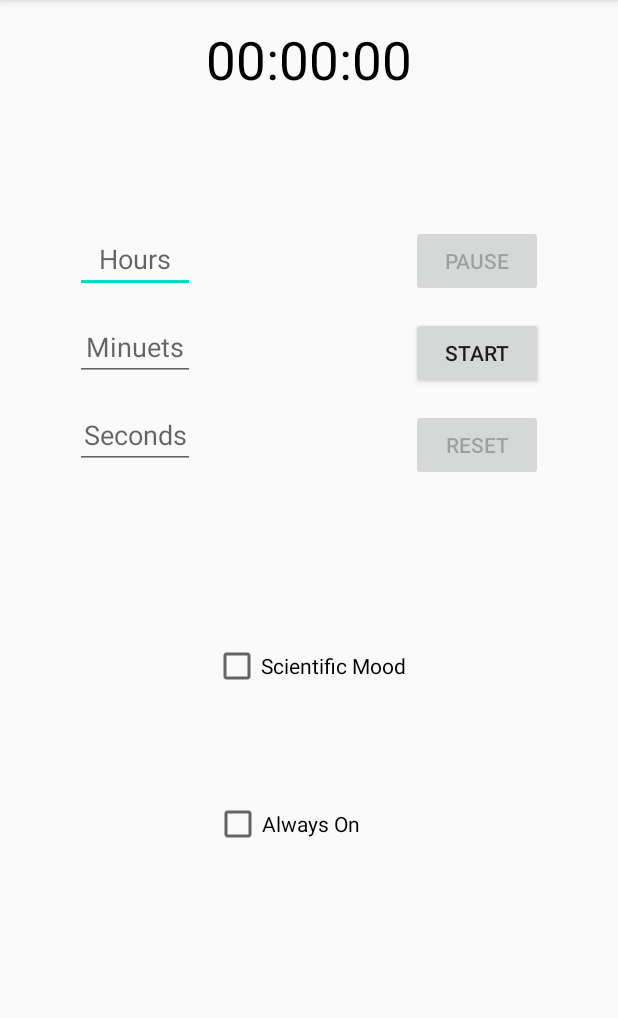
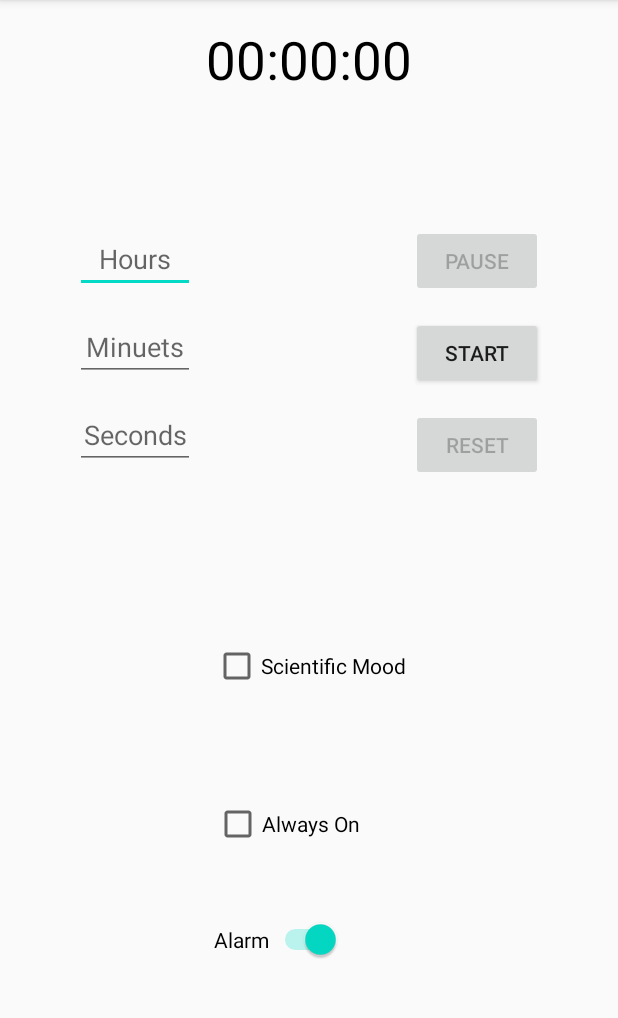
Before and after one commit to AbdelrahmanHamoda/Timer, an Android app: the screen it shows after launch (MainActivity), on a phone screen of 412 x 824 dp, the part 84-1102 px from its top. Run offline under Robolectric (Android 15) with nearby library versions, the phone set to English and light mode, and no system bars.

Commit message:
adding alarm

```diff
--- a/app/src/main/java/com/example/timer/MainActivity.java
+++ b/app/src/main/java/com/example/timer/MainActivity.java
@@ -2,28 +2,34 @@ package com.example.timer;
 
 import androidx.appcompat.app.AppCompatActivity;
 
+import android.content.Context;
 import android.content.SharedPreferences;
+import android.media.MediaPlayer;
 import android.os.Bundle;
 import android.os.CountDownTimer;
 import android.util.Log;
+import android.view.MotionEvent;
 import android.view.View;
 import android.view.WindowManager;
+import android.view.inputmethod.InputMethodManager;
 import android.widget.Button;
 import android.widget.CheckBox;
 import android.widget.EditText;
+import android.widget.Switch;
 import android.widget.TextView;
 import android.widget.Toast;
 
 import java.util.Locale;
 
 public class MainActivity extends AppCompatActivity {
-    private long remainingTime=0;
+    private long remainingTime = 0;
     private long endTime;
     private CountDownTimer cdTimer;
     private boolean state;
-    private boolean trigger=true;
+    private boolean trigger = true;
     private CountDownTimer warning_timer;
     private int frag;
+    private MediaPlayer alarm ;
 
     private Button start;
     private Button pause;
@@ -35,12 +41,14 @@ public class MainActivity extends AppCompatActivity {
     private EditText seconds;
     private CheckBox alwaysOn;
     private CheckBox high_perception;
+    private Switch alarm_trig;
 
     @Override
     protected void onCreate(Bundle savedInstanceState) {
         super.onCreate(savedInstanceState);
         setContentView(R.layout.activity_main);
         setupUI();
+        alarm = MediaPlayer.create(this,R.raw.analog_watch_alarm_daniel_simion);
         start.setOnClickListener(new View.OnClickListener() {
             @Override
             public void onClick(View v) {
@@ -62,13 +70,13 @@ public class MainActivity extends AppCompatActivity {
         alwaysOn.setOnClickListener(new View.OnClickListener() {
             @Override
             public void onClick(View v) {
-                if(alwaysOn.isChecked()){
+                if (alwaysOn.isChecked()) {
                     // preventing screen from going off
-                    Toast.makeText(getApplicationContext(),"toggled to always on mode",Toast.LENGTH_SHORT).show();
+                    Toast.makeText(getApplicationContext(), "toggled to always on mode", Toast.LENGTH_SHORT).show();
                     getWindow().addFlags(WindowManager.LayoutParams.FLAG_KEEP_SCREEN_ON);
-                }else{
+                } else {
                     // turning screen back to its normal mode
-                    Toast.makeText(getApplicationContext(),"toggled to normal mode",Toast.LENGTH_SHORT).show();
+                    Toast.makeText(getApplicationContext(), "toggled to normal mode", Toast.LENGTH_SHORT).show();
                     getWindow().clearFlags(WindowManager.LayoutParams.FLAG_KEEP_SCREEN_ON);
                 }
             }
@@ -76,13 +84,24 @@ public class MainActivity extends AppCompatActivity {
         high_perception.setOnClickListener(new View.OnClickListener() {
             @Override
             public void onClick(View v) {
-                if(high_perception.isChecked()){
+                if (high_perception.isChecked()) {
                     fragments.setVisibility(View.VISIBLE);
-                }else{
+                } else {
                     fragments.setVisibility(View.INVISIBLE);
                 }
             }
         });
+    }
+
+    @Override
+    public boolean onTouchEvent(MotionEvent event) {
+        // method to handle any touches on main layout
+        closeKeyBoard();
+        if(alarm.isPlaying()){
+            alarm.pause();
+            alarm.seekTo(0);
+        }
+        return super.onTouchEvent(event);
 
     }
 
@@ -90,18 +109,18 @@ public class MainActivity extends AppCompatActivity {
     public void onStop() {
         super.onStop();
         // bunch of code to save data of running timer even if app is closed
-        SharedPreferences pref = getSharedPreferences("prefs",MODE_PRIVATE);
+        SharedPreferences pref = getSharedPreferences("prefs", MODE_PRIVATE);
         SharedPreferences.Editor editor = pref.edit();
-        editor.putLong("rem",remainingTime);
-        editor.putInt("frag",frag);
-        editor.putLong("end",endTime);
-        editor.putBoolean("state",state);
-        editor.putBoolean("trig",trigger);
+        editor.putLong("rem", remainingTime);
+        editor.putInt("frag", frag);
+        editor.putLong("end", endTime);
+        editor.putBoolean("state", state);
+        editor.putBoolean("trig", trigger);
         editor.apply();
 
-        if(cdTimer!=null){
+        if (cdTimer != null) {
             cdTimer.cancel();
-            cdTimer=null;
+            cdTimer = null;
         }
     }
 
@@ -110,22 +129,22 @@ public class MainActivity extends AppCompatActivity {
         super.onStart();
         // retrieving saved data
         SharedPreferences pref = getSharedPreferences("prefs", MODE_PRIVATE);
-        remainingTime = pref.getLong("rem",0);
-        frag = pref.getInt("frag",0);
-        endTime = pref.getLong("end",0);
-        state = pref.getBoolean("state",false);
-        trigger=pref.getBoolean("trig",true);
+        remainingTime = pref.getLong("rem", 0);
+        frag = pref.getInt("frag", 0);
+        endTime = pref.getLong("end", 0);
+        state = pref.getBoolean("state", false);
+        trigger = pref.getBoolean("trig", true);
         /*Log.v("state", String.valueOf(state));
         Log.v("remaining from on start",String.valueOf(remainingTime));*/
 
-        if(state){
+        if (state) {
             // test if timer is able to continue in background or not
             remainingTime = endTime - System.currentTimeMillis();
-            if(remainingTime<0){
-                trigger=true;
-                state=false;
+            if (remainingTime < 0) {
+                trigger = true;
+                state = false;
                 remainingTime = 0;
-                frag=0;
+                frag = 0;
                 displayTimer(frag);
                 start.setText(R.string.start);
                 start.setEnabled(true);
@@ -140,47 +159,47 @@ public class MainActivity extends AppCompatActivity {
                 hours.setText("");
                 minuets.setText("");
                 seconds.setText("");
-                if(cdTimer!=null){
+                if (cdTimer != null) {
                     cdTimer.cancel();
-                    cdTimer=null;
+                    cdTimer = null;
                 }
-                if(warning_timer!=null){
+                if (warning_timer != null) {
                     warning_timer.cancel();
                 }
-            }else {
-                warning_start(12000-remainingTime);
+            } else {
+                warning_start(12000 - remainingTime);
                 start_timer();
             }
-        }else{
+        } else {
             displayTimer(frag);
-            trigger=true;
-            if(warning_timer!=null){
+            trigger = true;
+            if (warning_timer != null) {
                 warning_timer.cancel();
             }
-            if(!timer.getText().toString().equals("00:00:00")){
+            if (!timer.getText().toString().equals("00:00:00")) {
                 start.setText(R.string.resume);
                 reset.setEnabled(true);
                 hours.setEnabled(false);
                 minuets.setEnabled(false);
                 seconds.setEnabled(false);
-            }else{
+            } else {
                 start.setText(R.string.start);
             }
         }
     }
 
-    public void start_timer(){
+    public void start_timer() {
         //Log.v("start", String.valueOf(remainingTime));
-        if(remainingTime==0){ // it didn't come from another timer
+        if (remainingTime == 0) { // it didn't come from another timer
             remainingTime = translateToMilli(); // getting input from user and storing it in remainingTime
             //Log.v("user input","taking user input");
         }
         // testing user input
-        if(remainingTime<1000){
-            Toast.makeText(this,"at least one field mustn't be empty",Toast.LENGTH_SHORT).show();
+        if (remainingTime < 1000) {
+            Toast.makeText(this, "at least one field mustn't be empty", Toast.LENGTH_SHORT).show();
             //Log.v("remaining", String.valueOf(remainingTime));
-        }else{
-            state=true;
+        } else {
+            state = true;
             pause.setEnabled(true);
             start.setEnabled(false);
             start.setText(R.string.resume);
@@ -193,15 +212,15 @@ public class MainActivity extends AppCompatActivity {
             seconds.setText("");
             endTime = System.currentTimeMillis() + remainingTime; // detecting value of end time according to the system
             // initializing timer
-            cdTimer = new CountDownTimer(remainingTime,1) {
+            cdTimer = new CountDownTimer(remainingTime, 1) {
                 @Override
                 public void onTick(long millisUntilFinished) {
                     remainingTime = millisUntilFinished;
-                    frag = (int) (remainingTime/10);
-                    frag=getFrag(frag);
-                    if(remainingTime<=11000){
-                        if(trigger){
-                            trigger=false;
+                    frag = (int) (remainingTime / 10);
+                    frag = getFrag(frag);
+                    if (remainingTime <= 11000) {
+                        if (trigger) {
+                            trigger = false;
                             warning_start(0);
                         }
                     }
@@ -214,12 +233,14 @@ public class MainActivity extends AppCompatActivity {
 
                 @Override
                 public void onFinish() {
-                    trigger=true;
-                    state=false;
-                    remainingTime=0;
-                    frag=0;
-                    /*fragments.setTextColor(getResources().getColor(R.color.black));
-                    timer.setTextColor(getResources().getColor(R.color.black));*/
+                    if(alarm_trig.isChecked()){
+                        Toast.makeText(getApplicationContext(),"touch anywhere to stop the alarm",Toast.LENGTH_LONG).show();
+                        alarm.start();
+                    }
+                    trigger = true;
+                    state = false;
+                    remainingTime = 0;
+                    frag = 0;
                     pause.setEnabled(false);
                     start.setEnabled(true);
                     start.setText(R.string.start);
@@ -227,38 +248,37 @@ public class MainActivity extends AppCompatActivity {
                     hours.setEnabled(true);
                     minuets.setEnabled(true);
                     seconds.setEnabled(true);
-                    //warning_timer.cancel();
                 }
             }.start();
         }
     }
 
-    public void pause(){
-        state=false;
+    public void pause() {
+        state = false;
         cdTimer.cancel();
-        cdTimer=null;
-        if(warning_timer!=null){
+        cdTimer = null;
+        if (warning_timer != null) {
             warning_timer.cancel();
-            trigger=true;
+            trigger = true;
         }
         pause.setEnabled(false);
         start.setEnabled(true);
         reset.setEnabled(true);
     }
 
-    public void reset(){
-        if(cdTimer!=null){
+    public void reset() {
+        if (cdTimer != null) {
             cdTimer.cancel();
-            cdTimer=null;
+            cdTimer = null;
         }
         fragments.setTextColor(getResources().getColor(R.color.black));
         timer.setTextColor(getResources().getColor(R.color.black));
         timer.setText("00:00:00");
         fragments.setText("00");
         state = false;
-        trigger=true;
+        trigger = true;
         remainingTime = 0;
-        frag=0;
+        frag = 0;
         reset.setEnabled(false);
         pause.setEnabled(false);
         start.setEnabled(true);
@@ -271,17 +291,18 @@ public class MainActivity extends AppCompatActivity {
         seconds.setText("");
     }
 
-    public void setupUI(){
-        start=findViewById(R.id.start);
-        pause=findViewById(R.id.pause);
-        reset=findViewById(R.id.reset);
-        timer=findViewById(R.id.timer);
-        fragments=findViewById(R.id.fragment);
-        alwaysOn=findViewById(R.id.always_on);
-        high_perception=findViewById(R.id.high_perception);
-        hours=findViewById(R.id.hour);
-        minuets=findViewById(R.id.min);
-        seconds=findViewById(R.id.sec);
+    public void setupUI() {
+        start = findViewById(R.id.start);
+        pause = findViewById(R.id.pause);
+        reset = findViewById(R.id.reset);
+        timer = findViewById(R.id.timer);
+        fragments = findViewById(R.id.fragment);
+        alwaysOn = findViewById(R.id.always_on);
+        high_perception = findViewById(R.id.high_perception);
+        alarm_trig = findViewById(R.id.alarm);
+        hours = findViewById(R.id.hour);
+        minuets = findViewById(R.id.min);
+        seconds = findViewById(R.id.sec);
         // to make password always shown
         hours.setTransformationMethod(null);
         minuets.setTransformationMethod(null);
@@ -289,50 +310,53 @@ public class MainActivity extends AppCompatActivity {
     }
 
     // helper methods
-    private long translateToMilli(){
+    private long translateToMilli() {
+        // to translate user input to millis
         int hour;
         int minutes;
         int second;
 
-        if(hours.getText().toString().equals("")){
-            hour=0;
-        }else{
-           hour=Integer.parseInt(hours.getText().toString());
+        if (hours.getText().toString().equals("")) {
+            hour = 0;
+        } else {
+            hour = Integer.parseInt(hours.getText().toString());
         }
 
-        if(minuets.getText().toString().equals("")){
-            minutes=0;
-        }else{
+        if (minuets.getText().toString().equals("")) {
+            minutes = 0;
+        } else {
             minutes = Integer.parseInt(minuets.getText().toString());
         }
 
-        if(seconds.getText().toString().equals("")){
-            second=0;
-        }else{
-            second=Integer.parseInt(seconds.getText().toString());
+        if (seconds.getText().toString().equals("")) {
+            second = 0;
+        } else {
+            second = Integer.parseInt(seconds.getText().toString());
         }
 
-        long total = hour*60*60*1000 + minutes*60*1000 + second*1000;
+        long total = hour * 60 * 60 * 1000 + minutes * 60 * 1000 + second * 1000;
+
         return total;
     }
 
-    private void displayTimer(int frag){
+    private void displayTimer(int frag) {
+        // method to display current value of timer
         String timeFormat;
 
-        int hours = (int) remainingTime/1000/60/60;
+        int hours = (int) remainingTime / 1000 / 60 / 60;
 
         int minutes;
-        if(hours>0){
-            minutes = (int) remainingTime/1000/60 - hours*60;
-        }else{
-            minutes = (int) remainingTime/1000/60;
+        if (hours > 0) {
+            minutes = (int) remainingTime / 1000 / 60 - hours * 60;
+        } else {
+            minutes = (int) remainingTime / 1000 / 60;
         }
 
-        int sec = (int) remainingTime/1000%60;
+        int sec = (int) remainingTime / 1000 % 60;
 
         fragments.setText(String.valueOf(frag));
 
-        timeFormat = String.format(Locale.getDefault(),"%02d:%02d:%02d",hours,minutes,sec);
+        timeFormat = String.format(Locale.getDefault(), "%02d:%02d:%02d", hours, minutes, sec);
 
         timer.setText(timeFormat);
     }
@@ -349,43 +373,54 @@ public class MainActivity extends AppCompatActivity {
         return result;
     }
 
-    private void warning_start(long diff){
+    private void warning_start(long diff) {
+        // method to trigger alarm
         if (diff == 0) {
-            diff=9800;
+            diff = 9800;
         }
-        warning_timer = new CountDownTimer(diff,250) {
+        warning_timer = new CountDownTimer(diff, 250) {
             @Override
             public void onTick(long millisUntilFinished) {
-                if(remainingTime==0){
+                if (remainingTime == 0) {
                     warning_timer.cancel();
                     reset();
-                }else{
+                } else {
                     warning();
                 }
-                Log.v("warning on tic",String.valueOf(remainingTime));
+                Log.v("warning on tic", String.valueOf(remainingTime));
             }
 
             @Override
             public void onFinish() {
                 fragments.setTextColor(getResources().getColor(R.color.black));
                 timer.setTextColor(getResources().getColor(R.color.black));
-                Log.v("warning finished","warning");
+                Log.v("warning finished", "warning");
                 warning_timer.cancel();
             }
         }.start();
     }
 
-    private void warning(){
-           if(timer.getCurrentTextColor()==getResources().getColor(R.color.colorPrimaryDark) ||
-                   timer.getCurrentTextColor()==getResources().getColor(R.color.black)){
+    private void warning() {
+        // method for swapping alarm colors
+        if (timer.getCurrentTextColor() == getResources().getColor(R.color.colorPrimaryDark) ||
+                timer.getCurrentTextColor() == getResources().getColor(R.color.black)) {
             timer.setTextColor(getResources().getColor(R.color.warning));
             fragments.setTextColor(getResources().getColor(R.color.colorPrimaryDark));
-           }else{
+        } else {
             timer.setTextColor(getResources().getColor(R.color.colorPrimaryDark));
             fragments.setTextColor(getResources().getColor(R.color.warning));
         }
 
 
+    }
 
+    private void closeKeyBoard(){
+        //method to hide keyboard
+        View view = this.getCurrentFocus();
+        if (view != null){
+            InputMethodManager imm = (InputMethodManager)
+                    getSystemService(Context.INPUT_METHOD_SERVICE);
+            imm.hideSoftInputFromWindow(view.getWindowToken(), 0);
         }
     }
+}
--- a/app/src/main/res/layout/activity_main.xml
+++ b/app/src/main/res/layout/activity_main.xml
@@ -13,15 +13,15 @@
         android:layout_marginStart="75dp"
         android:layout_marginTop="16dp"
         android:layout_marginEnd="75dp"
+        android:gravity="center"
+        android:importantForAutofill="no"
+        android:text="00:00:00"
         android:textAlignment="center"
-        android:gravity="center"
-        android:text="00:00:00"
+        android:textColor="@color/black"
         android:textSize="35sp"
-        android:textColor="@color/black"
         app:layout_constraintEnd_toEndOf="parent"
         app:layout_constraintStart_toStartOf="parent"
         app:layout_constraintTop_toTopOf="parent"
-        android:importantForAutofill="no"
         tools:ignore="HardcodedText,LabelFor" />
 
     <TextView
@@ -30,14 +30,14 @@
         android:layout_height="wrap_content"
         android:layout_marginTop="63dp"
         android:layout_marginEnd="112dp"
-        android:text="00"
+        android:text="0"
+        android:textColor="@color/black"
         android:textSize="20sp"
-        android:textColor="@color/black"
         android:visibility="invisible"
         app:layout_constraintEnd_toEndOf="parent"
         app:layout_constraintTop_toTopOf="parent"
-        tools:visibility="visible"
-        tools:ignore="HardcodedText" />
+        tools:ignore="HardcodedText"
+        tools:visibility="visible" />
 
     <EditText
         android:id="@+id/hour"
@@ -47,8 +47,8 @@
         android:layout_marginTop="150dp"
         android:gravity="center"
         android:hint="@string/hours"
+        android:inputType="numberPassword"
         android:textAlignment="center"
-        android:inputType="numberPassword"
         app:layout_constraintStart_toStartOf="parent"
         app:layout_constraintTop_toTopOf="parent"
         tools:ignore="Autofill" />
@@ -148,4 +148,22 @@
         app:layout_constraintStart_toStartOf="parent"
         app:layout_constraintTop_toBottomOf="@+id/timer" />
 
+    <Switch
+        android:id="@+id/alarm"
+        android:layout_width="wrap_content"
+        android:layout_height="wrap_content"
+        android:layout_marginStart="116dp"
+        android:layout_marginTop="44dp"
+        android:layout_marginEnd="160dp"
+        android:layout_marginBottom="107dp"
+        android:text="Alarm"
+        android:checked="true"
+        app:layout_constraintBottom_toBottomOf="parent"
+        app:layout_constraintEnd_toEndOf="parent"
+        app:layout_constraintHorizontal_bias="0.52"
+        app:layout_constraintStart_toStartOf="parent"
+        app:layout_constraintTop_toBottomOf="@+id/always_on"
+        app:layout_constraintVertical_bias="0.133"
+        tools:ignore="HardcodedText" />
+
 </androidx.constraintlayout.widget.ConstraintLayout>
```
Also changed, not shown: 1 other file. Lines whose indentation alone changed are shown as unchanged.
